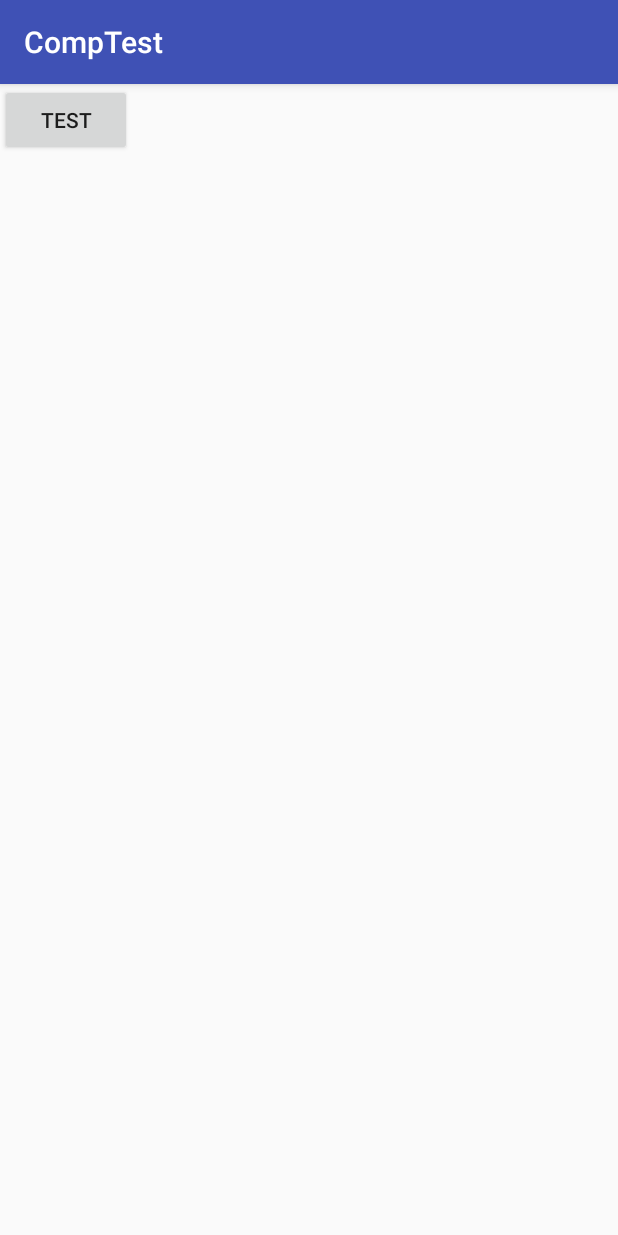
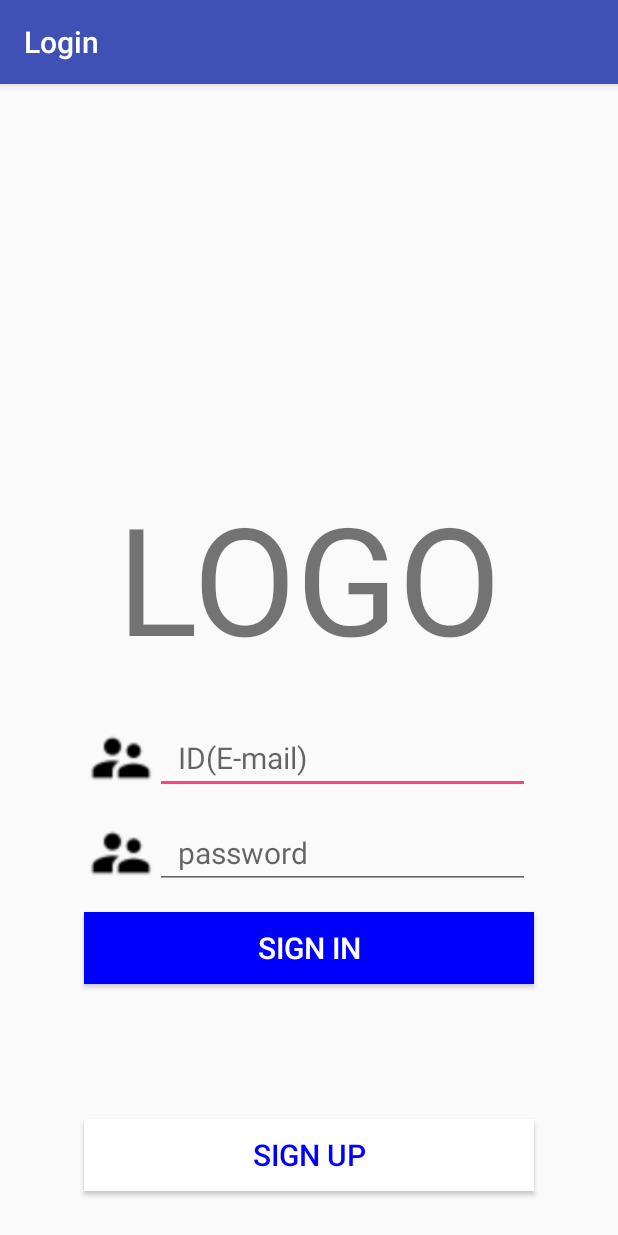
Before and after one commit to 1hanhb/Racing3, an Android app: the screen it shows after launch (MainActivity before the commit, LoginActivity after it), on a phone screen of 412 x 824 dp. Run offline under Robolectric (Android 15) with nearby library versions, the phone set to English and light mode, and no system bars.

Commit message:
2017.04.03 메롱

```diff
--- /dev/null
+++ b/app/src/main/java/com/example/munak/comptest/LoginActivity.java
@@ -0,0 +1,53 @@
+package com.example.munak.comptest;
+
+import android.content.Intent;
+import android.os.Bundle;
+import android.support.v7.app.AppCompatActivity;
+import android.view.View;
+import android.widget.Button;
+import android.widget.EditText;
+import android.widget.Toast;
+
+/**
+ * Created by Munak on 2017. 3. 29..
+ */
+
+public class LoginActivity extends AppCompatActivity {
+
+    @Override
+    protected void onCreate(Bundle savedInstanceState) {
+        super.onCreate(savedInstanceState);
+        setContentView(R.layout.activity_login);
+
+        Button sign_in_button = (Button) findViewById(R.id.login_button_sign_in);
+        sign_in_button.setOnClickListener(new View.OnClickListener() {
+            @Override
+            public void onClick(View view) {
+                EditText editText1 = (EditText) findViewById(R.id.login_id);
+
+                EditText editText2 = (EditText) findViewById(R.id.login_password);
+
+                String id = editText1.getText().toString();
+                String password = editText1.getText().toString();
+
+                Player player = new Player(id, password);
+                player.readData();
+
+                Toast.makeText(LoginActivity.this, player.getName().toString(), Toast.LENGTH_SHORT).show();
+
+
+                Intent intent1 = new Intent(LoginActivity.this, MainActivity.class);
+                startActivity(intent1);
+            }
+        });
+
+        Button sign_up_button = (Button) findViewById(R.id.login_button_sign_up);
+        sign_up_button.setOnClickListener(new View.OnClickListener() {
+            @Override
+            public void onClick(View view) {
+                Intent intent2 = new Intent(LoginActivity.this, SignUpActivity.class);
+                startActivity(intent2);
+            }
+        });
+    }
+}
--- /dev/null
+++ b/app/src/main/res/layout/activity_login.xml
@@ -0,0 +1,83 @@
+<?xml version="1.0" encoding="utf-8"?>
+<LinearLayout xmlns:android="http://schemas.android.com/apk/res/android"
+    android:orientation="vertical"
+    android:layout_width="match_parent"
+    android:layout_height="match_parent"
+    android:gravity="bottom">
+
+    <TextView
+        android:layout_width="match_parent"
+        android:layout_height="wrap_content"
+        android:text="LOGO"
+        android:textSize="100dp"
+        android:gravity="center"/>                  <!-- temp_logo -->
+
+    <LinearLayout
+        android:layout_width="match_parent"
+        android:layout_height="wrap_content"
+        android:orientation="horizontal"
+        android:layout_marginTop="30dp"
+        android:gravity="center">
+
+        <ImageView
+            android:layout_width="45dp"
+            android:layout_height="45dp"
+            android:src="@drawable/tempicon"/>      <!-- temp_icon -->
+
+        <EditText
+            android:id="@+id/login_id"
+            android:layout_width="250dp"
+            android:layout_height="wrap_content"
+            android:inputType="textEmailAddress"
+            android:paddingLeft="15dp"
+            android:hint="ID(E-mail)"
+            android:textSize="20dp"/>
+
+    </LinearLayout>
+
+    <LinearLayout
+        android:layout_width="match_parent"
+        android:layout_height="wrap_content"
+        android:orientation="horizontal"
+        android:layout_marginTop="15dp"
+        android:gravity="center">
+
+        <ImageView
+            android:layout_width="45dp"
+            android:layout_height="45dp"
+            android:src="@drawable/tempicon"/>      <!-- temp_icon -->
+
+        <EditText
+            android:id="@+id/login_password"
+            android:layout_width="250dp"
+            android:layout_height="wrap_content"
+            android:inputType="textPassword"
+            android:paddingLeft="15dp"
+            android:hint="password"
+            android:textSize="20dp"/>
+
+    </LinearLayout>
+
+    <Button
+        android:id="@+id/login_button_sign_in"
+        android:layout_width="300dp"
+        android:layout_height="wrap_content"
+        android:layout_marginTop="15dp"
+        android:text="SIGN IN"
+        android:textColor="#FFffffff"
+        android:textSize="20dp"
+        android:background="#FF0000ff"
+        android:layout_gravity="center"/>
+
+    <Button
+        android:id="@+id/login_button_sign_up"
+        android:layout_width="300dp"
+        android:layout_height="wrap_content"
+        android:layout_marginBottom="30dp"
+        android:layout_marginTop="90dp"
+        android:text="SIGN UP"
+        android:textColor="#FF0000ff"
+        android:textSize="20dp"
+        android:background="#FFffffff"
+        android:layout_gravity="center"/>
+</LinearLayout>
```
Also changed, not shown: app/src/main/AndroidManifest.xml (+21 -7 lines), app/src/main/java/com/example/munak/comptest/InGameStatus.java (added, +109 -0 lines), app/src/main/java/com/example/munak/comptest/MainActivity.java (+12 -1 lines), app/src/main/java/com/example/munak/comptest/Player.java (added, +173 -0 lines), app/src/main/java/com/example/munak/comptest/SignUpActivity.java (added, +58 -0 lines), app/src/main/res/layout/activity_main.xml (+103 -4 lines), app/src/main/res/layout/activity_sign_up.xml (added, +96 -0 lines), app/src/main/res/drawable/emma2.jpg (added), app/src/main/res/drawable/kakaotalk_icon.png (added), app/src/main/res/drawable/tempicon.png (added).
